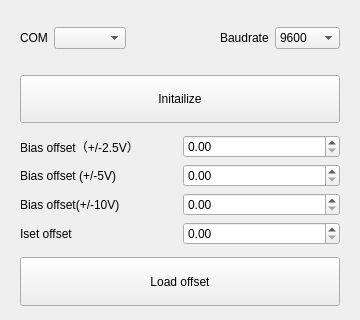
First picture: the form in pyqt5 STM software/ui/Setting.ui, repository freestylexyz/STM-pyqt5-software, before the edit.
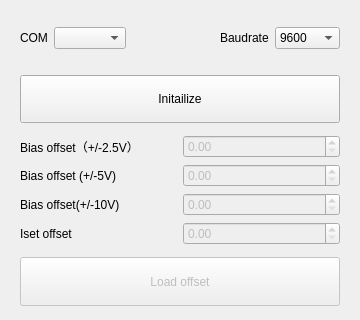
Second picture: the form after the edit. Icons and pictures are not drawn.

```diff
--- a/pyqt5 STM software/ui/Setting.ui
+++ b/pyqt5 STM software/ui/Setting.ui
@@ -76,6 +76,9 @@
          </property>
          <item row="0" column="0">
           <widget class="QPushButton" name="loadButton">
+           <property name="enabled">
+            <bool>false</bool>
+           </property>
            <property name="sizePolicy">
             <sizepolicy hsizetype="Minimum" vsizetype="Minimum">
              <horstretch>0</horstretch>
@@ -268,6 +271,9 @@
          </item>
          <item row="0" column="1">
           <widget class="QDoubleSpinBox" name="spinBox_Biasoffset25_Setting">
+           <property name="enabled">
+            <bool>false</bool>
+           </property>
            <property name="sizePolicy">
             <sizepolicy hsizetype="Minimum" vsizetype="Fixed">
              <horstretch>0</horstretch>
@@ -313,6 +319,9 @@
          </item>
          <item row="1" column="1">
           <widget class="QDoubleSpinBox" name="spinBox_Biasoffset5_Setting">
+           <property name="enabled">
+            <bool>false</bool>
+           </property>
            <property name="sizePolicy">
             <sizepolicy hsizetype="Minimum" vsizetype="Fixed">
              <horstretch>0</horstretch>
@@ -358,6 +367,9 @@
          </item>
          <item row="2" column="1">
           <widget class="QDoubleSpinBox" name="spinBox_Biasoffset10_Setting">
+           <property name="enabled">
+            <bool>false</bool>
+           </property>
            <property name="sizePolicy">
             <sizepolicy hsizetype="Minimum" vsizetype="Fixed">
              <horstretch>0</horstretch>
@@ -398,6 +410,9 @@
          </item>
          <item row="3" column="1">
           <widget class="QDoubleSpinBox" name="spinBox_Isetoff_Setting">
+           <property name="enabled">
+            <bool>false</bool>
+           </property>
            <property name="sizePolicy">
             <sizepolicy hsizetype="Minimum" vsizetype="Fixed">
              <horstretch>0</horstretch>
```
